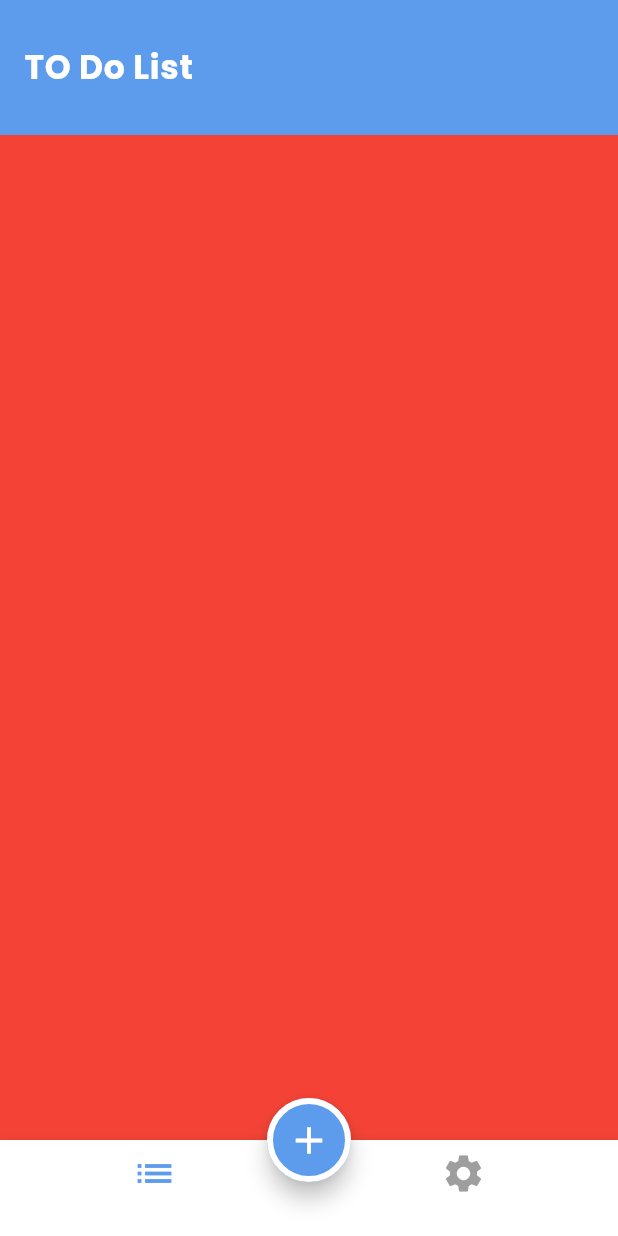
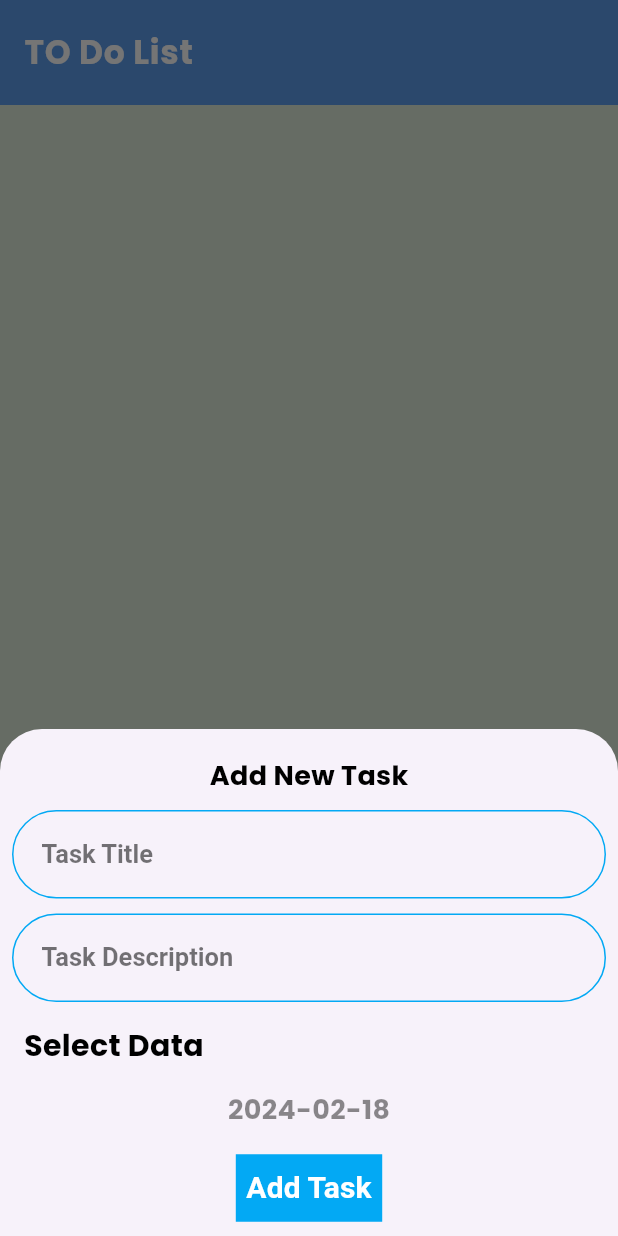
Before and after one commit to omaraabed/todo_app, a Flutter app: the screen it shows after launch, after a tap on the "add" icon, on a phone screen of 412 x 824 dp. Run offline on Flutter 3.47's test engine with Material 3 defaults, Android fonts, the phone set to English and light mode, and no system bars; our stand-ins replace google_fonts.

Commit message:
Add Task B_SH

```diff
--- a/lib/home_layout/home_layout.dart
+++ b/lib/home_layout/home_layout.dart
@@ -1,57 +1,81 @@
 import 'package:flutter/material.dart';
 import 'package:to_do/screens/settings.dart';
 import 'package:to_do/screens/tasks.dart';
+import 'package:to_do/widgets/add_task_bottom_sheet.dart';
 
 class HomeLayout extends StatefulWidget {
-  static const String routeName ='HomeLayout';
+  static const String routeName = 'HomeLayout';
 
   @override
   State<HomeLayout> createState() => _HomeLayoutState();
 }
 
 class _HomeLayoutState extends State<HomeLayout> {
-  int index=0;
+  int index = 0;
 
   @override
   Widget build(BuildContext context) {
     return Scaffold(
       appBar: AppBar(
-        toolbarHeight: 90,
+        toolbarHeight: 70,
         title: Text(
-          'TO Do List', style: Theme.of(context).textTheme.bodyLarge,
+          'TO Do List',
+          style: Theme.of(context).textTheme.bodyLarge,
         ),
       ),
       floatingActionButtonLocation: FloatingActionButtonLocation.centerDocked,
       floatingActionButton: FloatingActionButton(
         backgroundColor: Color(0xff5D9CEC),
-        shape: StadiumBorder(
-          side: BorderSide(
+        shape: StadiumBorder(side: BorderSide(color: Colors.white, width: 4)),
+        onPressed: () {
+          ShowAddTaskSheet();
+        },
+        child: Icon(
+          Icons.add,
+          size: 30,
           color: Colors.white,
-            width: 4
-          )
         ),
-        onPressed: () {
-
-        },child: Icon(Icons.add,size: 30,color: Colors.white,),
       ),
-      bottomNavigationBar: BottomNavigationBar(
-        iconSize: 30,
+      bottomNavigationBar: BottomAppBar(
+        notchMargin: 8,
+        shape: CircularNotchedRectangle(),
+        child: BottomNavigationBar(
+          elevation: 0,
+          backgroundColor: Colors.transparent,
+          iconSize: 22,
           currentIndex: index,
           onTap: (value) {
-          index=value;
-          setState(() {
 
-          });
+            index = value;
+            setState(() {});
           },
           items: [
-
-          BottomNavigationBarItem(icon:Icon(Icons.list,),label: ''),
-          BottomNavigationBarItem(icon:Icon(Icons.settings,),label: ''),
+            BottomNavigationBarItem(
+                icon: Icon(
+                  Icons.list,
+                ),
+                label: ''),
+            BottomNavigationBarItem(
+                icon: Icon(
+                  Icons.settings,
+                ),
+                label: ''),
           ],
+        ),
       ),
       body: tabs[index],
     );
+  }
 
+  List<Widget> tabs = [TaskTab(), SettingsTab()];
+  void ShowAddTaskSheet(){
+
+    showModalBottomSheet(context: context,
+      isScrollControlled: true,
+      builder:(context) => Padding(
+        padding:  EdgeInsets.only(bottom:
+        MediaQuery.of(context).viewInsets.bottom),
+        child: AddTaskBTN(),
+      ), );
   }
-  List<Widget>tabs=[TaskTab(),SettingsTab()];
 }
--- a/lib/screens/tasks.dart
+++ b/lib/screens/tasks.dart
@@ -6,7 +6,8 @@ class TaskTab extends StatelessWidget {
   @override
   Widget build(BuildContext context) {
     return Container(
-      color: Colors.red,
+
+      color: Colors.transparent,
     );
   }
 }
--- a/lib/widgets/add_task_bottom_sheet.dart
+++ b/lib/widgets/add_task_bottom_sheet.dart
@@ -1,10 +1,155 @@
 import 'package:flutter/material.dart';
 
-class AddTaskBTN extends StatelessWidget {
-  const AddTaskBTN({Key? key}) : super(key: key);
+class AddTaskBTN extends StatefulWidget {
+  @override
+  State<AddTaskBTN> createState() => _AddTaskBTNState();
+}
+
+class _AddTaskBTNState extends State<AddTaskBTN> {
+  var formKay=GlobalKey<FormState>();
+  String data=DateTime.now().toString().substring(0,10);
+
+
 
   @override
   Widget build(BuildContext context) {
-    return const Placeholder();
+    return Container(
+      width: double.infinity,
+      child: Padding(
+        padding: const EdgeInsets.all(8.0),
+        child: Form(
+          key: formKay,
+          child: Column(
+            mainAxisSize: MainAxisSize.min,
+
+
+            children: [
+              SizedBox(height: 10,),
+              Text('Add New Task',style: Theme.of(context).textTheme.bodyMedium?.copyWith(
+                color: Colors.black
+              ),),
+              SizedBox(height: 10,),
+              TextFormField(
+                validator: (value){
+                  if(value == null || value.isEmpty){
+                    return 'Please Enter Your Title ';
+                  }
+                },
+                textInputAction: TextInputAction.next,
+                style: TextStyle(
+                  color: Colors.black,fontSize: 18,
+                ),
+
+                decoration: InputDecoration(
+
+                  fillColor: Colors.red,
+                  label: Text(' Task Title',style: Theme.of(context).textTheme.displaySmall?.copyWith(
+                    fontSize: 17,color: Colors.black54
+                  ),),
+                  border: OutlineInputBorder(
+                    borderRadius: BorderRadius.circular(50),
+                    borderSide: BorderSide(
+                      color: Colors.lightBlue
+                    )
+                  ),enabledBorder: OutlineInputBorder(
+                    borderRadius: BorderRadius.circular(50),
+                    borderSide: BorderSide(
+                      color: Colors.lightBlue
+                    )
+                  )
+                ),
+
+              ),
+              SizedBox(height: 10,),
+              TextFormField(
+                validator: (value){
+                  if(value == null || value.isEmpty){
+                    return 'Please Enter Your Task Description ';
+                  }
+                },
+                maxLines: 1,
+                style: TextStyle(
+
+                  color: Colors.black,fontSize: 18,
+                ),              decoration: InputDecoration(
+                    label: Text(' Task Description',style: Theme.of(context).textTheme.displaySmall?.copyWith(
+                        fontSize: 17,color: Colors.black54
+                    ),),
+                    border: OutlineInputBorder(
+                        borderRadius: BorderRadius.circular(50),
+                        borderSide: BorderSide(
+                            color: Colors.lightBlue
+                        )
+                    ),enabledBorder: OutlineInputBorder(
+                    borderRadius: BorderRadius.circular(50),
+                    borderSide: BorderSide(
+                        color: Colors.lightBlue
+                    )
+                )
+                ),
+
+              ),
+              SizedBox(height: 15,),
+              SizedBox(
+                width: double.infinity,
+                child: Padding(
+                  padding:  EdgeInsets.only(left: 8.0),
+                  child: Text('Select Data',style: Theme.of(context).textTheme.bodyMedium?.copyWith(
+                    fontSize: 20,color: Colors.black
+                  ),textAlign: TextAlign.start,),
+                ),
+
+              ),
+              SizedBox(height: 15,),
+              InkWell(
+                onTap: () {
+                  chooseDate();
+                },
+                child: Text(data,style: TextStyle(color: Colors.black45,
+                fontSize: 18,)),
+              ),
+              SizedBox(height: 15,),
+              ElevatedButton(
+                onPressed: () {
+                  if(formKay.currentState!.validate()){
+                    print('object');
+                  }
+
+
+                },
+                style: ElevatedButton.styleFrom(
+                    backgroundColor: Colors.lightBlue,
+                    elevation: 0,
+                    shape: RoundedRectangleBorder(
+                        borderRadius: BorderRadius.circular(0)),
+                    padding:
+                    EdgeInsets.only(top: 8, bottom: 8, right: 7, left: 7)),
+                child: Text(
+                  'Add Task',
+                  style: TextStyle(
+                    fontSize: 20,color: Colors.white,fontWeight: FontWeight.bold
+                  ),
+                ),
+              ),
+
+            ],
+          ),
+        ),
+      ),
+    );
+  }
+  void chooseDate()async{
+    DateTime? selected=await showDatePicker(context: context,
+        initialDate:DateTime.now() ,
+        firstDate: DateTime.now(),
+        lastDate: DateTime.now().add(Duration(days: 365*100)));
+    if(selected!=null){
+      data =selected.toString().substring(0,10);
+      setState(() {
+
+      });
+    }
+
+
   }
 }
```
Lines whose indentation alone changed are shown as unchanged.
